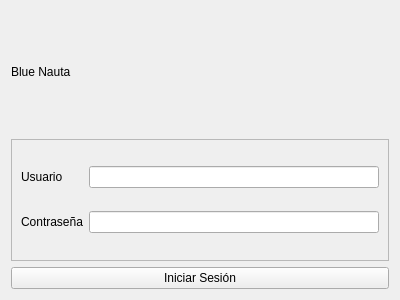
First picture: the form in view/ui/main.ui, repository R0land013/blue-nauta, before the edit.
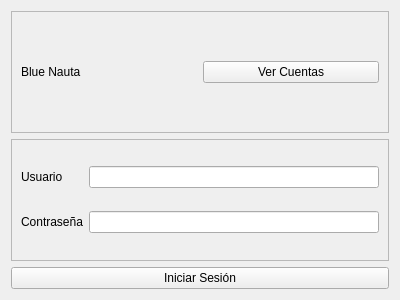
Second picture: the form after the edit.

Commit message: Feat: User account are created through GUI and stored in database

Patch:
```diff
--- a/view/ui/main.ui
+++ b/view/ui/main.ui
@@ -15,10 +15,29 @@
   </property>
   <layout class="QVBoxLayout" name="verticalLayout">
    <item>
+    <widget class="QFrame" name="frame_2">
+     <property name="frameShape">
+      <enum>QFrame::StyledPanel</enum>
+     </property>
+     <property name="frameShadow">
+      <enum>QFrame::Raised</enum>
+     </property>
+     <layout class="QHBoxLayout" name="horizontalLayout">
+      <item>
     <widget class="QLabel" name="label">
      <property name="text">
       <string>Blue Nauta</string>
      </property>
+       </widget>
+      </item>
+      <item>
+       <widget class="QPushButton" name="show_accounts_button">
+        <property name="text">
+         <string>Ver Cuentas</string>
+        </property>
+       </widget>
+      </item>
+     </layout>
     </widget>
    </item>
    <item>
```
Lines whose indentation alone changed are shown as unchanged. The commit also changes 16 other files.
